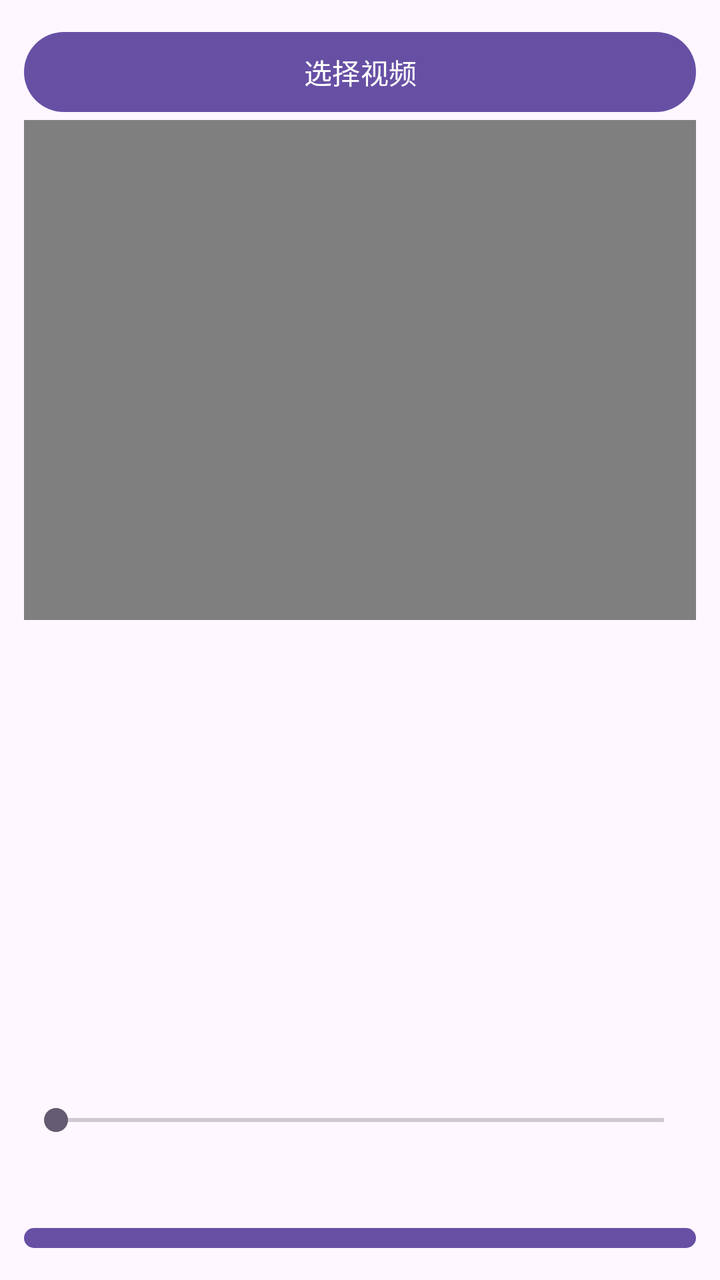
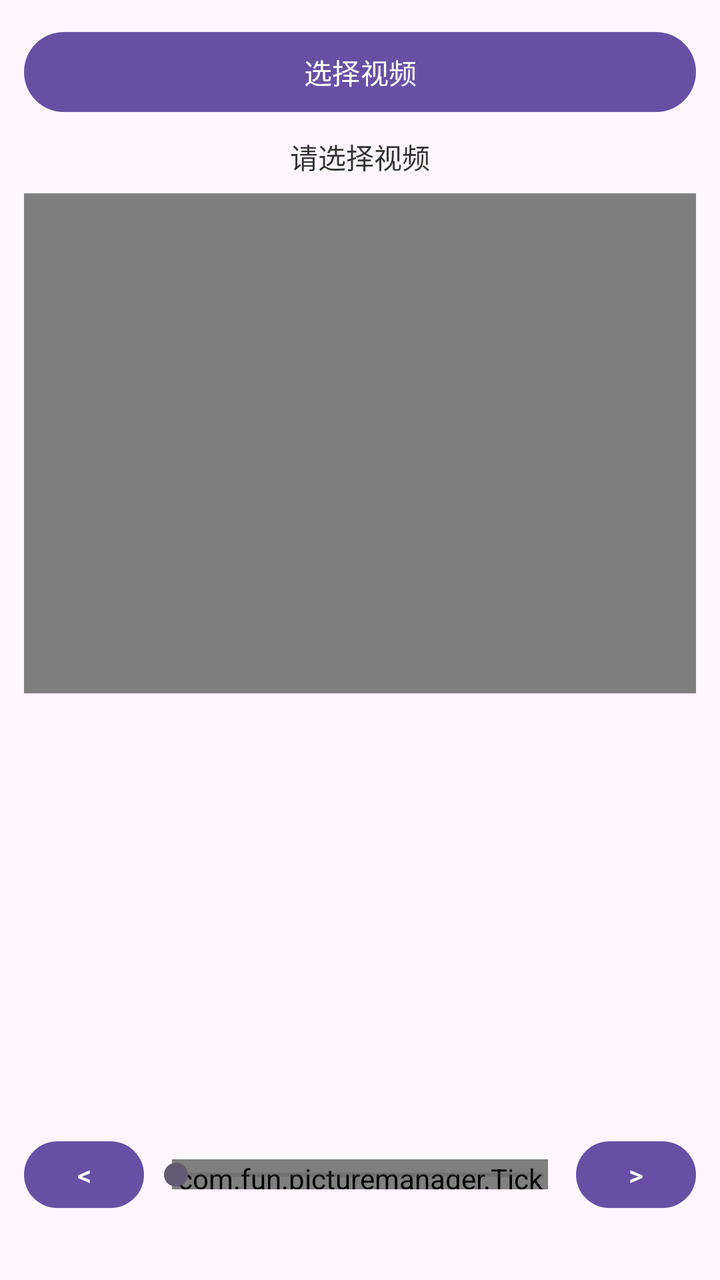

Before-and-after screenshots of an Android layout around one commit, followed by the original layout XML and the change that was made.
<!-- AndroidManifest.xml: application theme Theme.PictureManager -->
<!-- res/layout/fragment_video_capture.xml -->
<?xml version="1.0" encoding="utf-8"?>
<androidx.constraintlayout.widget.ConstraintLayout xmlns:android="http://schemas.android.com/apk/res/android"
    android:layout_width="match_parent"
    android:layout_height="match_parent">

    <LinearLayout
        xmlns:android="http://schemas.android.com/apk/res/android"
        android:orientation="vertical"
        android:padding="12dp"
        android:layout_width="match_parent"
        android:layout_height="match_parent">


        <Button
            android:id="@+id/selectVideo"
            android:text="选择视频"
            android:layout_width="match_parent"
            android:layout_height="wrap_content"/>


        <VideoView
            android:id="@+id/videoView"
            android:layout_width="match_parent"
            android:layout_height="250dp"/>



        <ImageView
            android:id="@+id/framePreview"
            android:scaleType="fitCenter"
            android:layout_width="match_parent"
            android:layout_height="200dp"/>



        <SeekBar
            android:id="@+id/seekBar"
            android:layout_marginTop="25dp"
            android:layout_marginBottom="25dp"
            android:layout_width="match_parent"
            android:layout_height="50dp"/>



        <Button
            android:id="@+id/saveFrame"
            android:text="保存截图"
            android:layout_width="match_parent"
            android:layout_height="wrap_content"/>


    </LinearLayout>

</androidx.constraintlayout.widget.ConstraintLayout>
<!-- resources referenced by this layout -->
<resources>
  <style name="Theme.PictureManager" parent="Base.Theme.PictureManager" />
  <style name="Base.Theme.PictureManager" parent="Theme.Material3.DayNight.NoActionBar">
          
          
      </style>
</resources>

<!-- the commit's change to res/layout/fragment_video_capture.xml (unified diff, before → after) -->
@@ -17,6 +17,16 @@
             android:layout_width="match_parent"
             android:layout_height="wrap_content"/>
 
+        <TextView
+            android:id="@+id/videoInfoText"
+            android:layout_width="match_parent"
+            android:layout_height="wrap_content"
+            android:padding="8dp"
+            android:gravity="center"
+            android:text="请选择视频"
+            android:textColor="#333333"
+            android:textSize="14sp" />
+
 
         <VideoView
             android:id="@+id/videoView"
@@ -33,20 +43,78 @@
 
 
 
-        <SeekBar
-            android:id="@+id/seekBar"
-            android:layout_marginTop="25dp"
-            android:layout_marginBottom="25dp"
+        <LinearLayout
             android:layout_width="match_parent"
-            android:layout_height="50dp"/>
+            android:layout_height="wrap_content"
+            android:layout_marginTop="20dp"
+            android:layout_marginBottom="20dp"
+            android:gravity="center_vertical"
+            android:orientation="horizontal">
+
+            <Button
+                android:id="@+id/prevFrame"
+                android:layout_width="60dp"
+                android:layout_height="wrap_content"
+                android:text="&lt;" />
+
+            <FrameLayout
+                android:layout_width="0dp"
+                android:layout_height="50dp"
+                android:layout_weight="1">
+
+                <com.fun.picturemanager.TickMarkView
+                    android:id="@+id/tickMarkView"
+                    android:layout_width="match_parent"
+                    android:layout_height="15dp"
+                    android:layout_gravity="center_vertical"
+                    android:layout_marginStart="14dp"
+                    android:layout_marginEnd="14dp" />
+
+                <SeekBar
+                    android:id="@+id/seekBar"
+                    android:layout_width="match_parent"
+                    android:layout_height="match_parent"
+                    android:paddingStart="16dp"
+                    android:paddingEnd="16dp"
+                    android:splitTrack="false" />
+            </FrameLayout>
+
+            <Button
+                android:id="@+id/nextFrame"
+                android:layout_width="60dp"
+                android:layout_height="wrap_content"
+                android:text="&gt;" />
+        </LinearLayout>
 
 
 
         <Button
             android:id="@+id/saveFrame"
-            android:text="保存截图"
+            android:text="保存当前截图"
             android:layout_width="match_parent"
             android:layout_height="wrap_content"/>
+
+        <Button
+            android:id="@+id/batchExport"
+            android:text="按帧率批量保存 (每秒1帧)"
+            android:layout_width="match_parent"
+            android:layout_height="wrap_content"/>
+
+        <ProgressBar
+            android:id="@+id/exportProgressBar"
+            style="?android:attr/progressBarStyleHorizontal"
+            android:layout_width="match_parent"
+            android:layout_height="wrap_content"
+            android:layout_marginTop="16dp"
+            android:visibility="gone" />
+
+        <TextView
+            android:id="@+id/exportStatusText"
+            android:layout_width="match_parent"
+            android:layout_height="wrap_content"
+            android:gravity="center"
+            android:textColor="#666666"
+            android:visibility="gone" />
 
 
     </LinearLayout>
